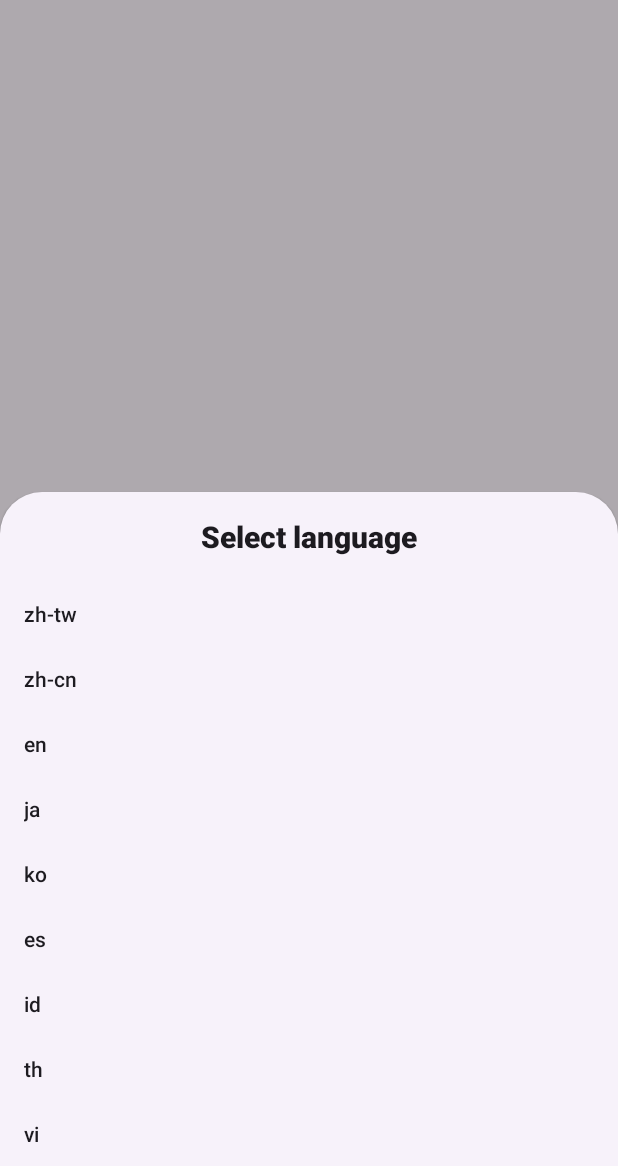
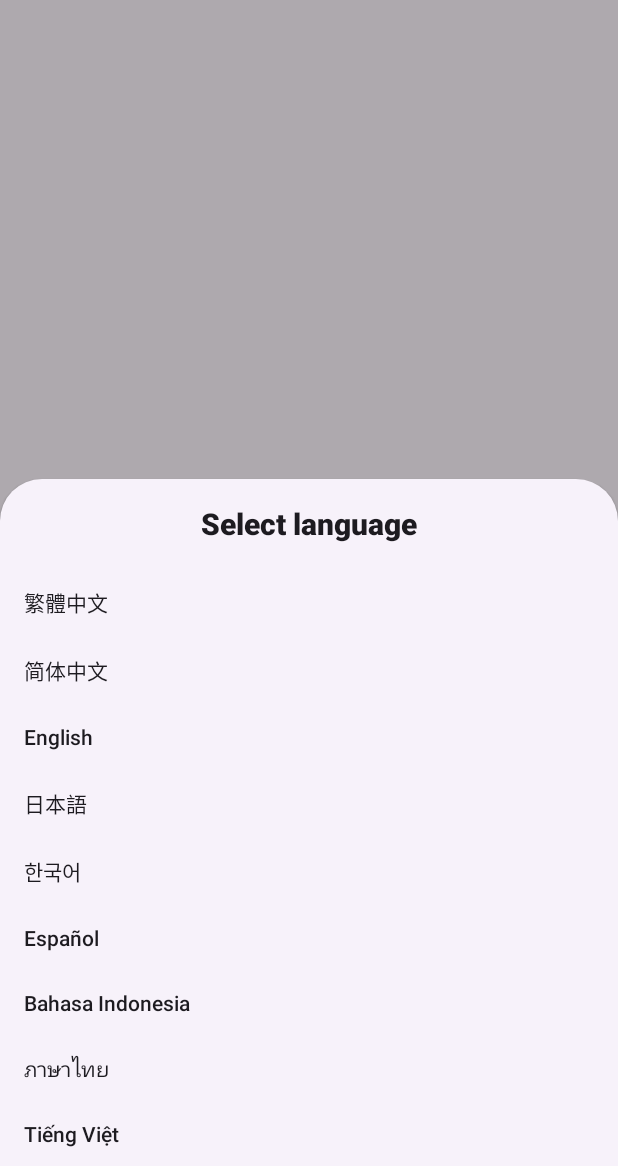
Before and after one commit to dvt1405/Tourist, an Android app: the screen it shows after launch (MainActivity), after a tap on "Select language", on a phone screen of 412 x 824 dp, the part 70-1236 px from its top. Run offline under Robolectric (Android 15) with nearby library versions, the phone set to English and light mode, and no system bars; our stand-ins replace Dagger/Hilt's generated code, data binding; pictures from the network do not load; 1 statement that could not run was skipped.

Commit message:
Support display language

```diff
--- a/app/src/main/java/com/kt/apps/media/taipeitour/Constants.kt
+++ b/app/src/main/java/com/kt/apps/media/taipeitour/Constants.kt
@@ -6,6 +6,17 @@ object Constants {
     const val BASE_URL = "https://www.travel.taipei/"
 
     val supportedLanguages = listOf("zh-tw", "zh-cn", "en", "ja", "ko", "es", "id", "th", "vi")
+    val supportedLanguagesDisplay = mapOf(
+        "zh-tw" to "繁體中文",
+        "zh-cn" to "简体中文",
+        "en" to "English",
+        "ja" to "日本語",
+        "ko" to "한국어",
+        "es" to "Español",
+        "id" to "Bahasa Indonesia",
+        "th" to "ภาษาไทย",
+        "vi" to "Tiếng Việt"
+    )
     val supportedLanguagesCode = mapOf(
         "zh-tw" to Locale.TAIWAN.language,
         "zh-cn" to Locale.CHINESE.language,
--- a/app/src/main/java/com/kt/apps/media/taipeitour/ui/selectlanguage/SelectLanguageAdapter.kt
+++ b/app/src/main/java/com/kt/apps/media/taipeitour/ui/selectlanguage/SelectLanguageAdapter.kt
@@ -1,5 +1,6 @@
 package com.kt.apps.media.taipeitour.ui.selectlanguage
 
+import com.kt.apps.media.taipeitour.Constants
 import com.kt.apps.media.taipeitour.R
 import com.kt.apps.media.taipeitour.base.BaseAdapter
 import com.kt.apps.media.taipeitour.databinding.ItemSelectLanguageBinding
@@ -10,7 +11,7 @@ class SelectLanguageAdapter() : BaseAdapter<String, ItemSelectLanguageBinding>()
         get() = R.layout.item_select_language
 
     override fun onBindItem(item: String, binding: ItemSelectLanguageBinding, position: Int) {
-        binding.item = item
+        binding.item = Constants.supportedLanguagesDisplay[item]
         binding.selectedLanguage = item == selectedLanguage
     }
 }
```
